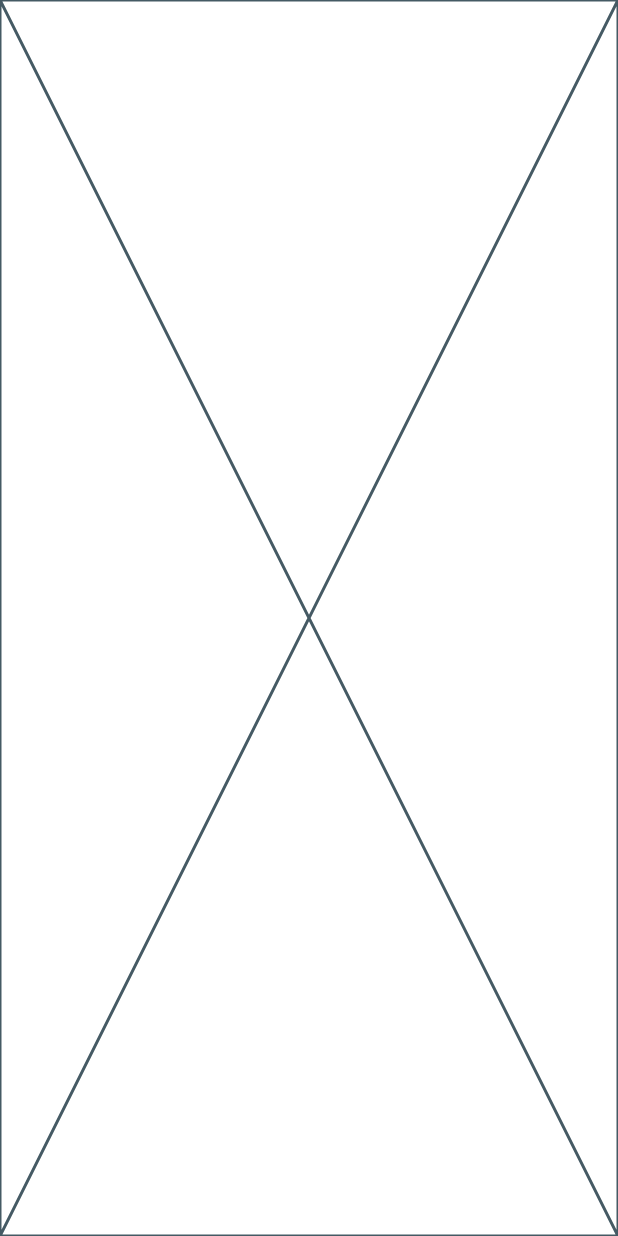
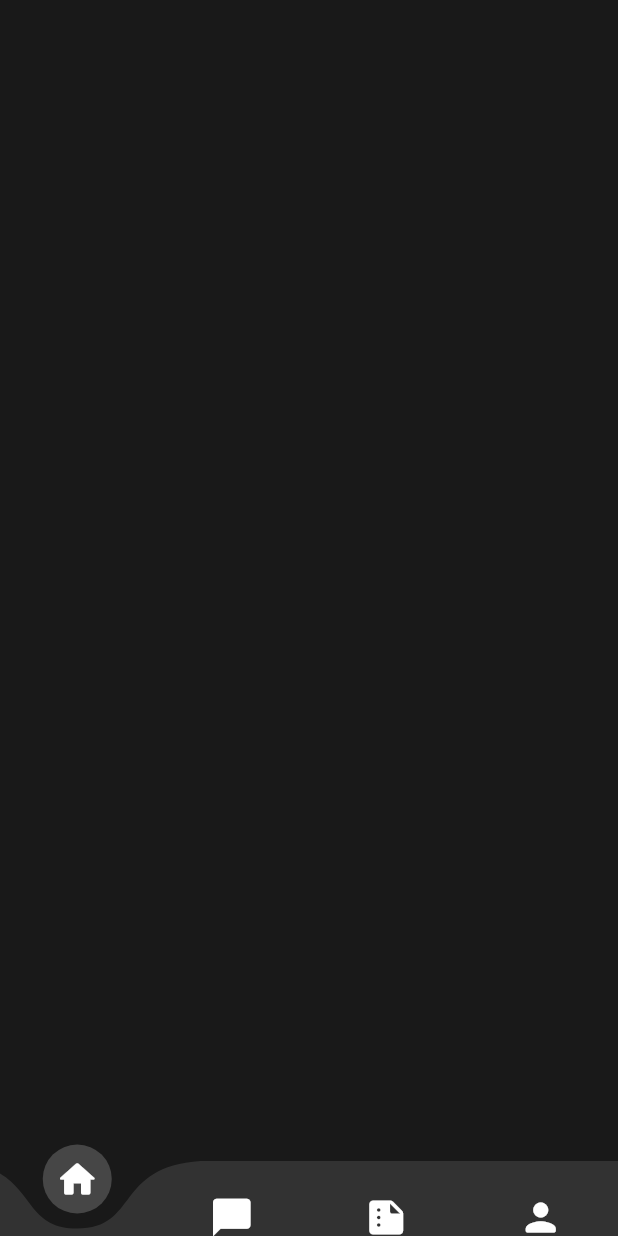
Before and after one commit to menuzhewage/Mahaweli-Authority-Administrative-System, a Flutter app: the screen it shows after launch, on a phone screen of 412 x 824 dp. Run offline on Flutter 3.47's test engine with Material 3 defaults, Android fonts, the phone set to English and light mode, and no system bars; drawn by our look-alikes of curved_navigation_bar; our stand-ins replace firebase_core; accounts and stored records are empty.

Commit message:
navigation bar created

```diff
--- /dev/null
+++ b/lib/components/bottum_navigation_bar.dart
@@ -0,0 +1,27 @@
+import 'package:curved_navigation_bar/curved_navigation_bar.dart';
+import 'package:flutter/material.dart';
+
+class BottomNavigationBarExample extends StatelessWidget {
+  const BottomNavigationBarExample({super.key});
+
+  @override
+  Widget build(BuildContext context) {
+    return CurvedNavigationBar(
+      height: 50,
+      backgroundColor: const Color.fromARGB(255, 25, 25, 25),
+      color: const Color.fromARGB(255, 50, 50, 50),
+      buttonBackgroundColor: const Color.fromARGB(255, 70, 70, 70),
+      animationCurve: Curves.easeInOut,
+      animationDuration: const Duration(milliseconds: 500),
+      items: const <Widget>[
+        Icon(Icons.home_rounded, size: 30, color: Colors.white),
+        Icon(Icons.chat_bubble, size: 30, color: Colors.white),
+        Icon(Icons.summarize_rounded, size: 30, color: Colors.white),
+        Icon(Icons.person_rounded, size: 30, color: Colors.white),
+      ],
+      onTap: (index) {
+        debugPrint("Selected Index: $index");
+      },
+    );
+  }
+}
--- a/lib/main.dart
+++ b/lib/main.dart
@@ -1,4 +1,5 @@
 import 'package:flutter/material.dart';
+import 'package:mahaweli_admin_system/components/bottum_navigation_bar.dart';
 
 void main() {
   runApp(const MyApp());
@@ -11,7 +12,7 @@ class MyApp extends StatelessWidget {
   Widget build(BuildContext context) {
     return const MaterialApp(
       title: 'Flutter Demo',
-      home: Placeholder(),
+      home: BottomNavigationBarExample(),
     );
   }
 }
--- a/pubspec.yaml
+++ b/pubspec.yaml
@@ -30,6 +30,7 @@ environment:
 dependencies:
   flutter:
     sdk: flutter
+  curved_navigation_bar: ^1.0.6
 
 
   # The following adds the Cupertino Icons font to your application.
```
Also changed, not shown: pubspec.lock, 1 other file.
